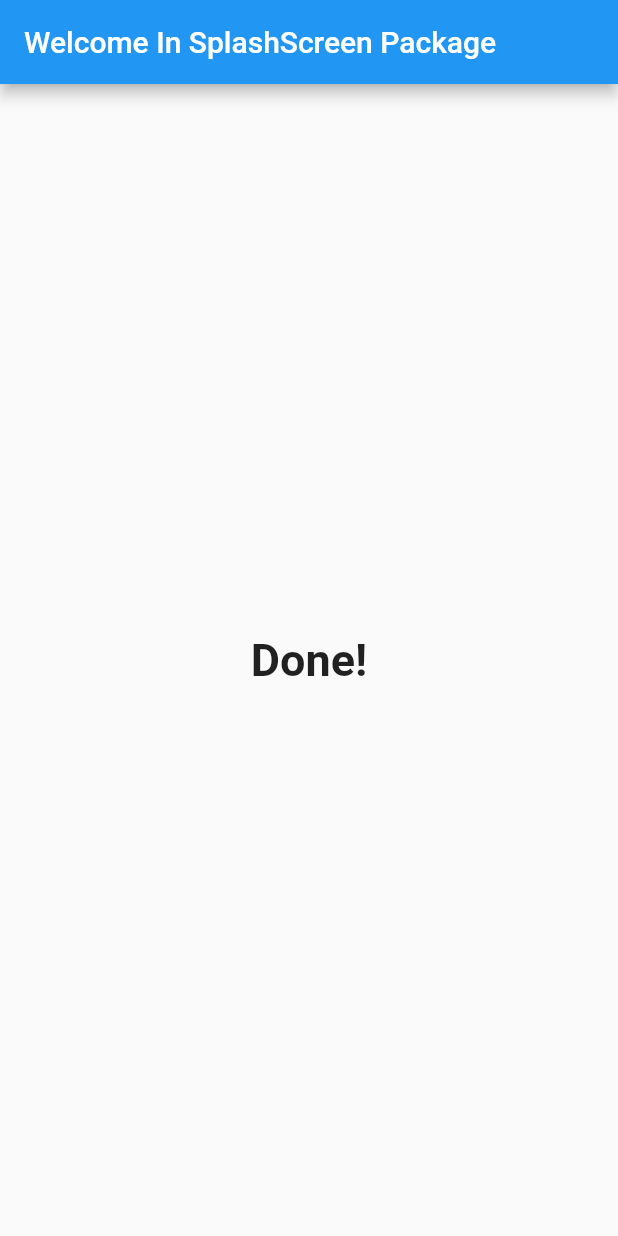
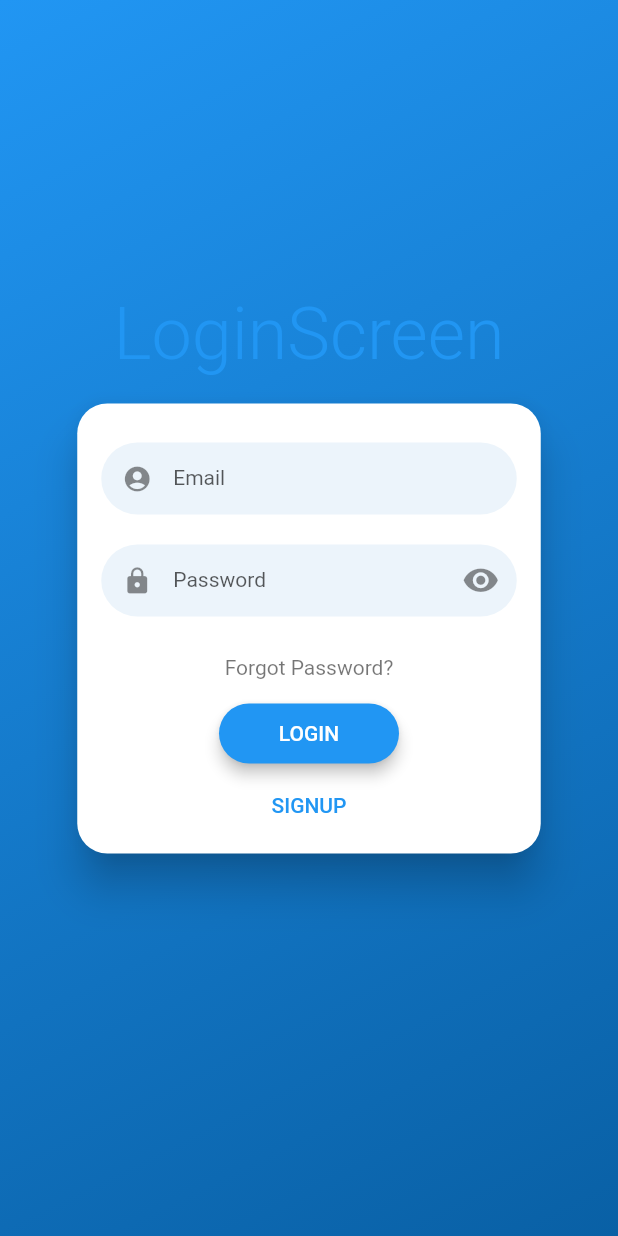
Before and after one commit to marwandhiaurrahman/flutter_laravel_crud_api, a Flutter app: the screen it shows after launch, on a phone screen of 412 x 824 dp. Run offline on Flutter 3.47's test engine with Material 2 defaults, Android fonts, the phone set to English and light mode, and no system bars; drawn by our look-alikes of flutter_login; our stand-ins replace splashscreen; network calls fail.

Commit message:
penambahan ui login

```diff
--- /dev/null
+++ b/lib/login_screen.dart
@@ -0,0 +1,91 @@
+import 'package:flutter/material.dart';
+import 'package:flutter/scheduler.dart';
+import 'package:flutter_login/flutter_login.dart';
+import 'users.dart';
+
+class LoginScreen extends StatefulWidget {
+  @override
+  _LoginState createState() => _LoginState();
+}
+
+class _LoginState extends State<LoginScreen> {
+  Duration get loginTime => Duration(milliseconds: timeDilation.ceil() * 2250);
+
+  Future<String> _loginUser(LoginData data) {
+    return Future.delayed(loginTime).then((_) {
+      if (!mockUsers.containsKey(data.name)) {
+        return 'Username not exists';
+      }
+      if (mockUsers[data.name] != data.password) {
+        return 'Password does not match';
+      }
+      return null;
+    });
+  }
+
+  Future<String> _recoverPassword(String name) {
+    return Future.delayed(loginTime).then((_) {
+      if (!mockUsers.containsKey(name)) {
+        return 'Username not exists';
+      }
+      return null;
+    });
+  }
+
+  @override
+  Widget build(BuildContext context) {
+    return FlutterLogin(
+      title: 'LoginScreen',
+      emailValidator: (value) {
+        if (!value.contains('@') || !value.endsWith('.com')) {
+          return "Email must contain '@' and end with '.com'";
+        }
+        return null;
+      },
+      passwordValidator: (value) {
+        if (value.isEmpty) {
+          return 'Password is empty';
+        }
+        return null;
+      },
+      onLogin: (loginData) {
+        print('LoginScreen info');
+        print('Name: ${loginData.name}');
+        print('Password: ${loginData.password}');
+        return _loginUser(loginData);
+      },
+      onSignup: (loginData) {
+        print('Signup info');
+        print('Name: ${loginData.name}');
+        print('Password: ${loginData.password}');
+        return _loginUser(loginData);
+      },
+      onSubmitAnimationCompleted: () {
+        Navigator.pushReplacement(
+          context,
+          MaterialPageRoute(builder: (context) => DashboardScreen()),
+        );
+      },
+      onRecoverPassword: (name) {
+        print('Recover password info');
+        print('Name: $name');
+        return _recoverPassword(name);
+        // Show new password dialog
+      },
+    );
+  }
+}
+
+class DashboardScreen extends StatelessWidget {
+  @override
+  Widget build(BuildContext context) {
+    return Scaffold(
+      appBar: AppBar(
+        title: Text('Dashboard'),
+      ),
+      body: Center(
+        child: Text('asdasd'),
+      ),
+    );
+  }
+}
--- a/lib/main.dart
+++ b/lib/main.dart
@@ -1,4 +1,5 @@
 import 'package:flutter/material.dart';
+import 'package:flutter_auth/login_screen.dart';
 import 'package:splashscreen/splashscreen.dart';
 
 void main() {
@@ -15,15 +16,14 @@ class MyApp extends StatefulWidget {
 class _MyAppState extends State<MyApp> {
   Future<Widget> loadFromFuture() async {
     // <fetch data from server. ex. login>
-
-    return Future.value(new Login());
+    return Future.value(new LoginScreen());
   }
 
   @override
   Widget build(BuildContext context) {
     return SplashScreen(
         seconds: 3,
-        navigateAfterSeconds: new Login(),
+        navigateAfterSeconds: new LoginScreen(),
         // navigateAfterFuture: loadFromFuture(),
         title: new Text(
           'Welcome In SplashScreen',
@@ -37,20 +37,3 @@ class _MyAppState extends State<MyApp> {
         loaderColor: Colors.blue);
   }
 }
-
-class Login extends StatelessWidget {
-  @override
-  Widget build(BuildContext context) {
-    return new Scaffold(
-      appBar: new AppBar(
-          title: new Text("Welcome In SplashScreen Package"),
-          automaticallyImplyLeading: false),
-      body: new Center(
-        child: new Text(
-          "Done!",
-          style: new TextStyle(fontWeight: FontWeight.bold, fontSize: 30.0),
-        ),
-      ),
-    );
-  }
-}
--- /dev/null
+++ b/lib/users.dart
@@ -0,0 +1,6 @@
+const mockUsers = {
+  'admin@gmail.com': 'qweqwe',
+  'hunter@gmail.com': 'qweqwe',
+  'near.huscarl@gmail.com': 'subscribe to pewdiepie',
+  '@.com': '.',
+};
--- a/pubspec.yaml
+++ b/pubspec.yaml
@@ -27,8 +27,10 @@ dependencies:
 
   # The following adds the Cupertino Icons font to your application.
   # Use with the CupertinoIcons class for iOS style icons.
+  flutter_login:
   cupertino_icons: ^1.0.2
   splashscreen: ^1.3.5
+
 
 
 dev_dependencies:
```
Also changed, not shown: pubspec.lock.
